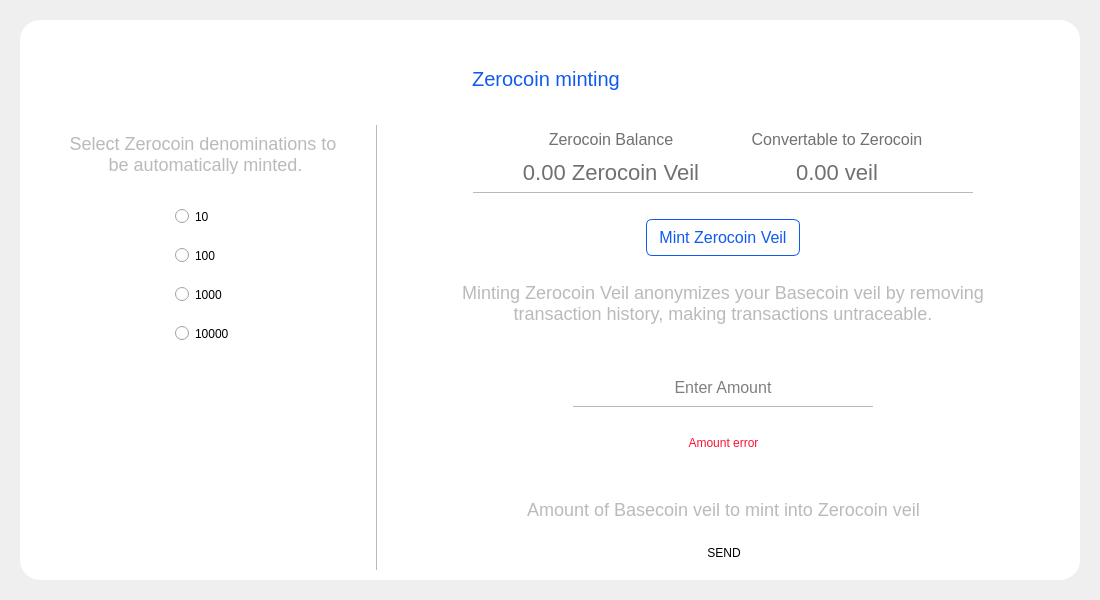
Qt form src/qt/veil/forms/settingsminting.ui (ncnight/veil-1) before a commit.
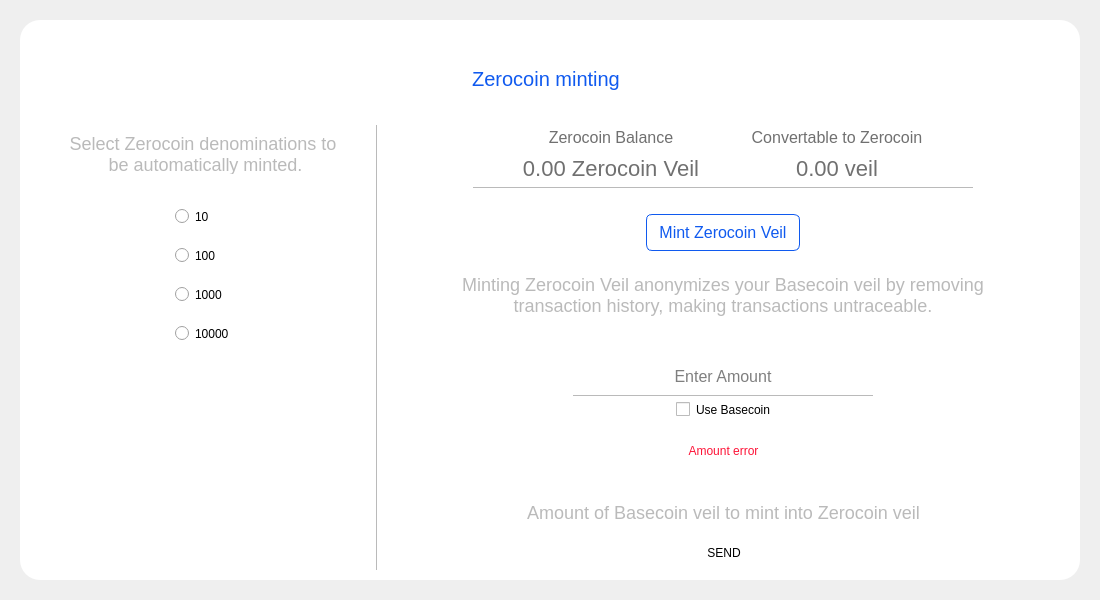
The same form after that commit. Icons and pictures are not drawn.

Commit message: Add checkbox to mint zerocoin page

```diff
--- a/src/qt/veil/forms/settingsminting.ui
+++ b/src/qt/veil/forms/settingsminting.ui
@@ -711,6 +711,16 @@
               </property>
              </widget>
             </item>
+            <item alignment="Qt::AlignHCenter">
+             <widget class="QCheckBox" name="useBasecoin">
+              <property name="enabled">
+               <bool>true</bool>
+              </property>
+              <property name="text">
+               <string>Use Basecoin</string>
+              </property>
+             </widget>
+            </item>
             <item>
              <widget class="QLabel" name="errorMessage">
               <property name="styleSheet">
```
The commit also changes 1 other file.
